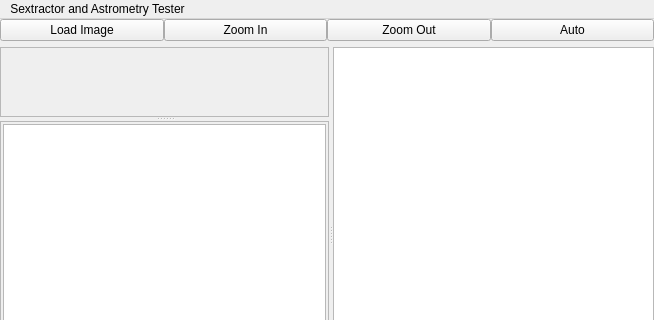
The window that mainwindow.ui (rlancaste/stellarsolver) describes before a commit, drawn with Qt 5; both pictures show x 0 to 654 and y 0 to 320 of the 654 by 470 pixel window.
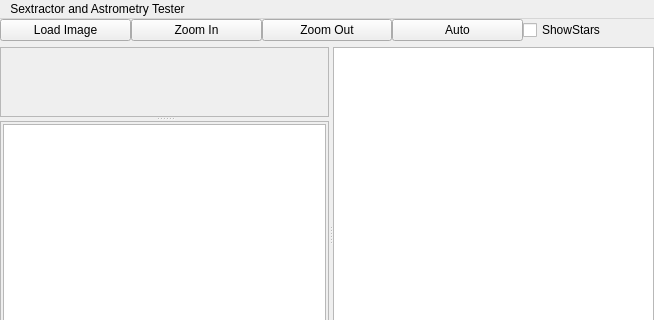
The same window after the commit.

Commit message: adding show stars option

Diff of the .ui file:
```diff
--- a/mainwindow.ui
+++ b/mainwindow.ui
@@ -69,6 +69,13 @@
         </property>
        </widget>
       </item>
+      <item>
+       <widget class="QCheckBox" name="showStars">
+        <property name="text">
+         <string>ShowStars</string>
+        </property>
+       </widget>
+      </item>
      </layout>
     </item>
     <item>
```
The commit also changes 2 other files.
